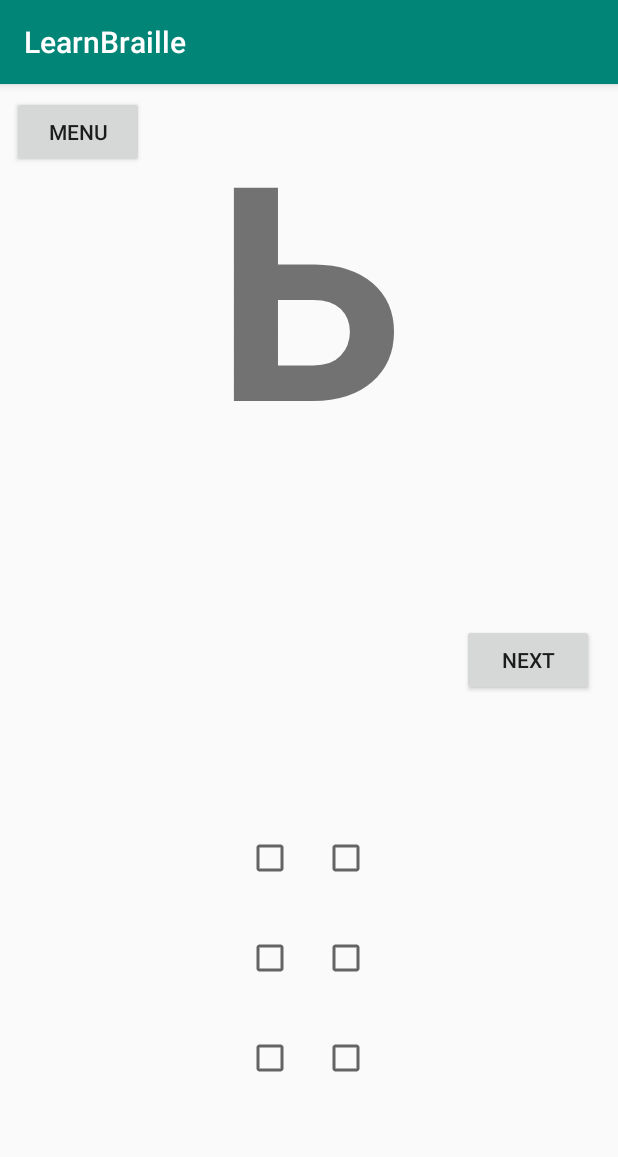
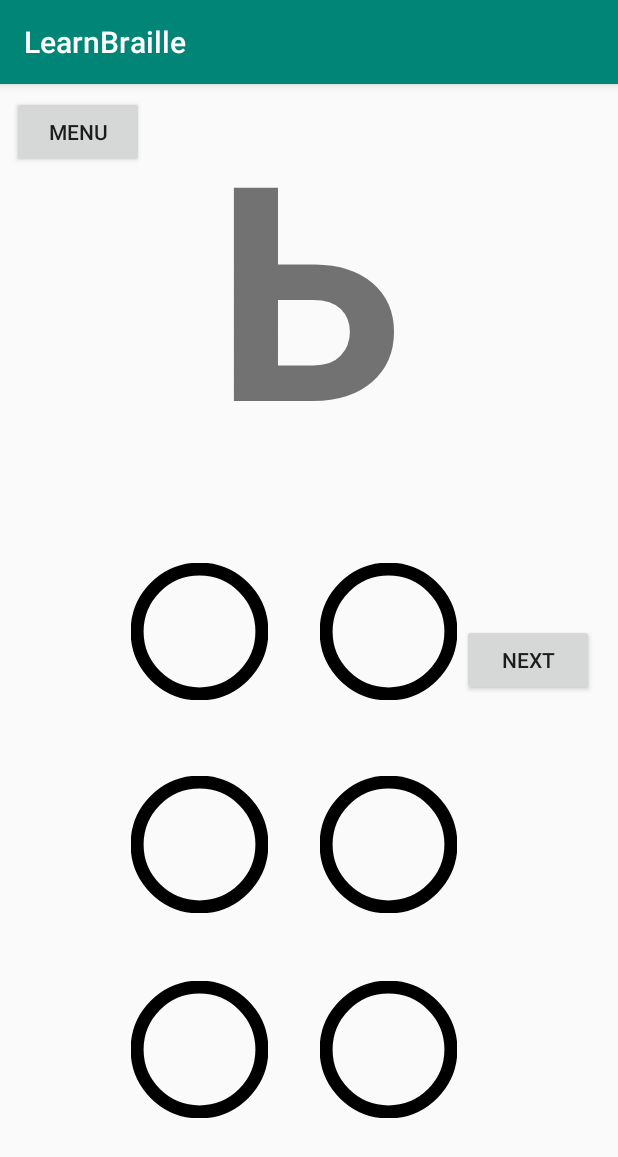
Before and after one commit to braille-systems/learn-braille, an Android app: the PracticeFragment screen opened through its navigation route, on a phone screen of 412 x 824 dp. Shown: the top 1157 px of the screen. Run offline under Robolectric (Android 15) with nearby library versions, the phone set to English and light mode, and no system bars; our stand-ins replace data binding.

Commit message:
#2.3 change size and design of checkboxes in practice module

```diff
--- /dev/null
+++ b/android/app/src/main/res/drawable/checked_round_checkbox.xml
@@ -0,0 +1,9 @@
+<?xml version="1.0" encoding="utf-8"?>
+<shape xmlns:android="http://schemas.android.com/apk/res/android"
+    android:shape="oval">
+    <solid
+        android:color="@android:color/black" />
+    <size
+        android:width="35dp"
+        android:height="35dp"/>
+</shape>
--- /dev/null
+++ b/android/app/src/main/res/drawable/round_checkbox.xml
@@ -0,0 +1,9 @@
+<?xml version="1.0" encoding="utf-8"?>
+<selector xmlns:android="http://schemas.android.com/apk/res/android" >
+    <item android:state_checked="true"
+        android:drawable="@drawable/checked_round_checkbox" />
+    <item android:state_pressed="true"
+        android:drawable="@drawable/checked_round_checkbox" />
+    <item android:state_pressed="false"
+        android:drawable="@drawable/unchecked_round_checkbox" />
+</selector>
--- /dev/null
+++ b/android/app/src/main/res/drawable/unchecked_round_checkbox.xml
@@ -0,0 +1,10 @@
+<?xml version="1.0" encoding="utf-8"?>
+<shape xmlns:android="http://schemas.android.com/apk/res/android"
+    android:shape="oval">
+    <stroke
+        android:width="3dp"
+        android:color="@android:color/black"/>
+    <size
+        android:width="35dp"
+        android:height="35dp"/>
+</shape>
--- a/android/app/src/main/res/layout/fragment_practice.xml
+++ b/android/app/src/main/res/layout/fragment_practice.xml
@@ -44,31 +44,43 @@
 
         <androidx.constraintlayout.widget.ConstraintLayout
             android:id="@+id/constraintLayout2"
-            android:layout_width="120dp"
-            android:layout_height="200dp"
+            android:layout_width="0dp"
+            android:layout_height="0dp"
+            android:layout_marginEnd="20dp"
             app:layout_constraintBottom_toBottomOf="parent"
             app:layout_constraintEnd_toEndOf="parent"
-            app:layout_constraintHorizontal_bias="0.498"
+            app:layout_constraintHorizontal_bias="1.0"
             app:layout_constraintStart_toStartOf="parent"
             app:layout_constraintTop_toBottomOf="@+id/letter"
-            app:layout_constraintVertical_bias="0.661">
+            app:layout_constraintVertical_bias="0.0">
 
             <CheckBox
                 android:id="@+id/dotButton1"
                 style="@style/brailleDots"
                 android:layout_width="wrap_content"
                 android:layout_height="wrap_content"
+                android:layout_marginStart="25dp"
+                android:button="@drawable/round_checkbox"
+                android:scaleX="2.6"
+                android:scaleY="2.6"
                 app:layout_constraintBottom_toTopOf="@+id/dotButton2"
                 app:layout_constraintEnd_toStartOf="@+id/dotButton4"
                 app:layout_constraintHorizontal_bias="0.5"
                 app:layout_constraintStart_toStartOf="parent"
-                app:layout_constraintTop_toTopOf="parent" />
+                app:layout_constraintTop_toTopOf="parent"
+                app:layout_constraintVertical_bias="0.22" />
 
             <CheckBox
                 android:id="@+id/dotButton2"
                 style="@style/brailleDots"
                 android:layout_width="wrap_content"
                 android:layout_height="wrap_content"
+                android:layout_marginStart="25dp"
+                android:layout_marginTop="25dp"
+                android:layout_marginBottom="20dp"
+                android:button="@drawable/round_checkbox"
+                android:scaleX="2.6"
+                android:scaleY="2.6"
                 app:layout_constraintBottom_toTopOf="@+id/dotButton3"
                 app:layout_constraintEnd_toStartOf="@+id/dotButton5"
                 app:layout_constraintHorizontal_bias="0.5"
@@ -80,16 +92,26 @@
                 style="@style/brailleDots"
                 android:layout_width="wrap_content"
                 android:layout_height="wrap_content"
+                android:layout_marginStart="25dp"
+                android:layout_marginBottom="25dp"
+                android:button="@drawable/round_checkbox"
+                android:scaleX="2.6"
+                android:scaleY="2.6"
                 app:layout_constraintBottom_toBottomOf="parent"
                 app:layout_constraintEnd_toStartOf="@+id/dotButton6"
                 app:layout_constraintHorizontal_bias="0.5"
-                app:layout_constraintStart_toStartOf="parent" />
+                app:layout_constraintStart_toStartOf="parent"
+                app:layout_constraintTop_toBottomOf="@+id/dotButton2" />
 
             <CheckBox
                 android:id="@+id/dotButton4"
                 style="@style/brailleDots"
                 android:layout_width="wrap_content"
                 android:layout_height="wrap_content"
+                android:layout_marginEnd="25dp"
+                android:button="@drawable/round_checkbox"
+                android:scaleX="2.6"
+                android:scaleY="2.6"
                 app:layout_constraintBottom_toTopOf="@+id/dotButton5"
                 app:layout_constraintEnd_toEndOf="parent"
                 app:layout_constraintHorizontal_bias="0.5"
@@ -101,6 +123,12 @@
                 style="@style/brailleDots"
                 android:layout_width="wrap_content"
                 android:layout_height="wrap_content"
+                android:layout_marginTop="25dp"
+                android:layout_marginEnd="25dp"
+                android:layout_marginBottom="20dp"
+                android:button="@drawable/round_checkbox"
+                android:scaleX="2.6"
+                android:scaleY="2.6"
                 app:layout_constraintBottom_toTopOf="@+id/dotButton6"
                 app:layout_constraintEnd_toEndOf="parent"
                 app:layout_constraintHorizontal_bias="0.5"
@@ -112,10 +140,16 @@
                 style="@style/brailleDots"
                 android:layout_width="wrap_content"
                 android:layout_height="wrap_content"
+                android:layout_marginEnd="25dp"
+                android:layout_marginBottom="25dp"
+                android:button="@drawable/round_checkbox"
+                android:scaleX="2.6"
+                android:scaleY="2.6"
                 app:layout_constraintBottom_toBottomOf="parent"
                 app:layout_constraintEnd_toEndOf="parent"
                 app:layout_constraintHorizontal_bias="0.5"
-                app:layout_constraintStart_toEndOf="@+id/dotButton3" />
+                app:layout_constraintStart_toEndOf="@+id/dotButton3"
+                app:layout_constraintTop_toBottomOf="@+id/dotButton5" />
 
         </androidx.constraintlayout.widget.ConstraintLayout>
 
```
